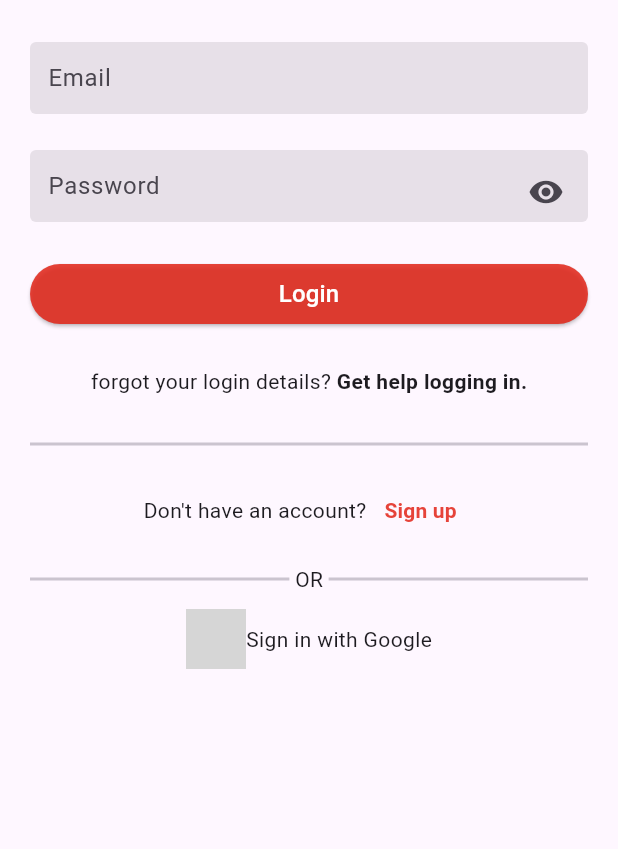
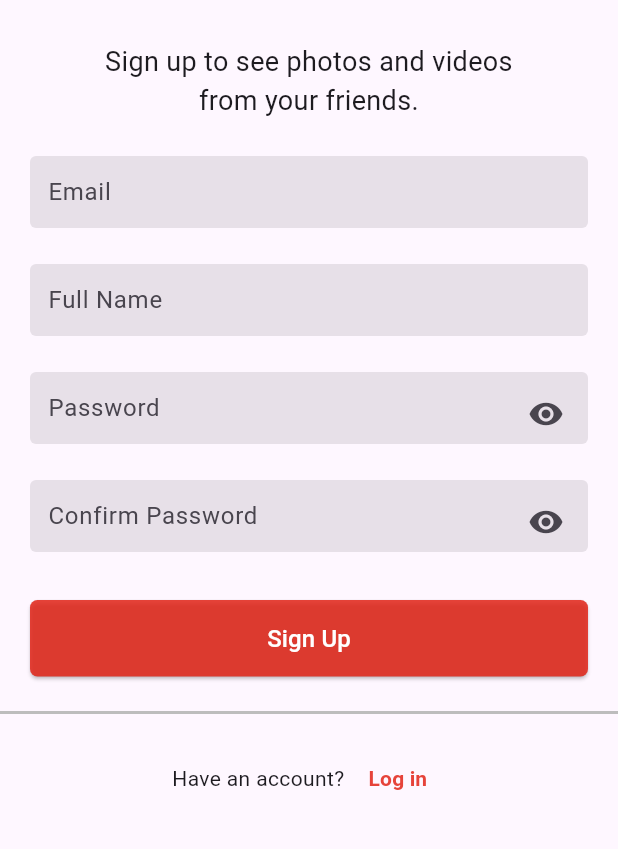
Before and after one commit to VirtualBlakeWillis/atlas-holbegram, a Flutter app: the screen it shows after launch, on a phone screen of 412 x 824 dp, the part 285-1134 px from its top. Run offline on Flutter 3.47's test engine with Material 3 defaults, Android fonts, the phone set to English and light mode, and no system bars; grey boxes are pictures that could not be loaded.

Commit message:
Task 3 - Sign Up page

```diff
--- a/lib/main.dart
+++ b/lib/main.dart
@@ -1,6 +1,7 @@
 import 'package:flutter/material.dart';
 
 import 'screens/login_screen.dart';
+import 'screens/signup_screen.dart';
 
 /* task 0, change main function to below */
 void main() {
@@ -71,6 +72,7 @@ class _MyHomePageState extends State<MyHomePage> {
     // The Flutter framework has been optimized to make rerunning build methods
     // fast, so that you can just rebuild anything that needs updating rather
     // than having to individually change instances of widgets.
-    return LoginScreen();
+    return SignUp();
+    // return LoginScreen();
   }
 }
--- a/lib/screens/login_screen.dart
+++ b/lib/screens/login_screen.dart
@@ -20,62 +20,9 @@ class _LoginScreenState extends State<LoginScreen> {
   }
 
   @override
-  Widget initState() {
+  void initState() {
     _passwordVisible = true;
     super.initState();
-    return Scaffold(
-        body: SingleChildScrollView(
-      child: Column(
-        children: [
-          const SizedBox(
-            height: 28,
-          ),
-          const Text(
-            'Holbegram',
-            style: TextStyle(fontFamily: "Billabong", fontSize: 50),
-          ),
-          const Image(
-            image: AssetImage('assets/images/logo.webp'),
-            width: 80,
-            height: 60,
-          ),
-          Padding(
-            padding: const EdgeInsets.symmetric(horizontal: 20),
-            child: Column(children: [
-              const SizedBox(
-                height: 28,
-              ),
-              TextFieldInput(
-                controller: TextEditingController(),
-                hintText: 'Email',
-                ispassword: false,
-                keyboardType: TextInputType.emailAddress,
-              ),
-              const SizedBox(
-                height: 24,
-              ),
-              TextFieldInput(
-                controller: TextEditingController(),
-                hintText: 'Password',
-                ispassword: !_passwordVisible,
-                keyboardType: TextInputType.visiblePassword,
-                suffixIcon: IconButton(
-                  alignment: Alignment.bottomLeft,
-                  icon: Icon(
-                    _passwordVisible ? Icons.visibility : Icons.visibility_off,
-                  ),
-                  onPressed: () {
-                    setState(() {
-                      _passwordVisible = !_passwordVisible;
-                    });
-                  },
-                ),
-              ),
-            ]),
-          ),
-        ],
-      ),
-    ));
   }
 
   @override
--- a/lib/screens/signup_screen.dart
+++ b/lib/screens/signup_screen.dart
@@ -0,0 +1,190 @@
+import 'package:flutter/material.dart';
+import 'package:holbegram/widgets/text_field.dart';
+
+class SignUp extends StatefulWidget {
+  const SignUp({super.key});
+  @override
+  _SignUpState createState() => _SignUpState();
+}
+
+class _SignUpState extends State<SignUp> {
+  TextEditingController emailController = TextEditingController();
+  TextEditingController usernameController = TextEditingController();
+  TextEditingController passwordController = TextEditingController();
+  TextEditingController passwordConfirmController = TextEditingController();
+  bool _passwordVisible = true;
+
+  @override
+  void dispose() {
+    emailController.dispose();
+    usernameController.dispose();
+    passwordController.dispose();
+    passwordConfirmController.dispose();
+    super.dispose();
+  }
+
+  @override
+  void initState() {
+    _passwordVisible = true;
+    super.initState();
+  }
+
+  @override
+  Widget build(BuildContext context) {
+    return Scaffold(
+      body: SingleChildScrollView(
+        child: Column(
+          children: [
+            const SizedBox(
+              height: 58,
+            ),
+            const Text(
+              'Holbegram',
+              style: TextStyle(fontFamily: "Billabong", fontSize: 50),
+            ),
+            const Image(
+              image: AssetImage('assets/images/logo.webp'),
+              width: 80,
+              height: 60,
+            ),
+            const SizedBox(
+              height: 28,
+            ),
+            const Text(
+              "Sign up to see photos and videos \nfrom your friends.",
+              style: TextStyle(fontSize: 18),
+              textAlign: TextAlign.center,
+            ),
+            const SizedBox(
+              height: 24,
+            ),
+            Padding(
+              padding: const EdgeInsets.symmetric(horizontal: 20),
+              child: Column(
+                children: [
+                  TextFieldInput(
+                    controller: emailController,
+                    ispassword: false,
+                    hintText: 'Email',
+                    keyboardType: TextInputType.emailAddress,
+                  ),
+                  const SizedBox(
+                    height: 24,
+                  ),
+                  TextFieldInput(
+                    controller: usernameController,
+                    ispassword: false,
+                    hintText: 'Full Name',
+                    keyboardType: TextInputType.text,
+                  ),
+                  const SizedBox(
+                    height: 24,
+                  ),
+                  TextFieldInput(
+                    controller: passwordController,
+                    ispassword: !(_passwordVisible),
+                    hintText: 'Password',
+                    keyboardType: TextInputType.visiblePassword,
+                    suffixIcon: IconButton(
+                      alignment: Alignment.bottomLeft,
+                      icon: Icon(
+                        _passwordVisible
+                            ? Icons.visibility
+                            : Icons.visibility_off,
+                      ),
+                      onPressed: () {
+                        setState(() {
+                          _passwordVisible = !_passwordVisible;
+                        });
+                      },
+                    ),
+                  ),
+                  const SizedBox(
+                    height: 24,
+                  ),
+                  TextFieldInput(
+                    controller: passwordConfirmController,
+                    ispassword: !(_passwordVisible),
+                    hintText: 'Confirm Password',
+                    keyboardType: TextInputType.visiblePassword,
+                    suffixIcon: IconButton(
+                      alignment: Alignment.bottomLeft,
+                      icon: Icon(
+                        _passwordVisible
+                            ? Icons.visibility
+                            : Icons.visibility_off,
+                      ),
+                      onPressed: () {
+                        setState(() {
+                          _passwordVisible = !_passwordVisible;
+                        });
+                      },
+                    ),
+                  ),
+                  const SizedBox(
+                    height: 32,
+                  ),
+                  SizedBox(
+                    width: double.infinity,
+                    child: ElevatedButton(
+                      onPressed: () {},
+                      style: ButtonStyle(
+                        backgroundColor: MaterialStateProperty.all(
+                          const Color.fromARGB(218, 226, 37, 24),
+                        ),
+                        shape: MaterialStateProperty.all(
+                          RoundedRectangleBorder(
+                            borderRadius: BorderRadius.circular(5),
+                          ),
+                        ),
+                        padding: MaterialStateProperty.all(
+                          const EdgeInsets.symmetric(vertical: 14),
+                        ),
+                      ),
+                      child: const Text(
+                        'Sign Up',
+                        style: TextStyle(
+                          color: Colors.white,
+                          fontSize: 16,
+                        ),
+                      ),
+                    ),
+                  ),
+                  const SizedBox(
+                    height: 16,
+                  ),
+                ],
+              ),
+            ),
+            Divider(
+              color: Colors.grey[400],
+              thickness: 2,
+            ),
+            SizedBox(
+              width: double.infinity,
+              child: Padding(
+                padding: const EdgeInsets.symmetric(vertical: 12),
+                child: Row(
+                  mainAxisAlignment: MainAxisAlignment.center,
+                  children: [
+                    const Text('Have an account? '),
+                    TextButton(
+                      onPressed: () {},
+                      child: const Text(
+                        'Log in',
+                        style: TextStyle(
+                          fontWeight: FontWeight.bold,
+                          color: Color.fromARGB(218, 226, 37, 24),
+                        ),
+                      ),
+                    )
+                  ],
+                ),
+              ),
+            ),
+          ],
+        ),
+      ),
+    );
+  }
+}
```
